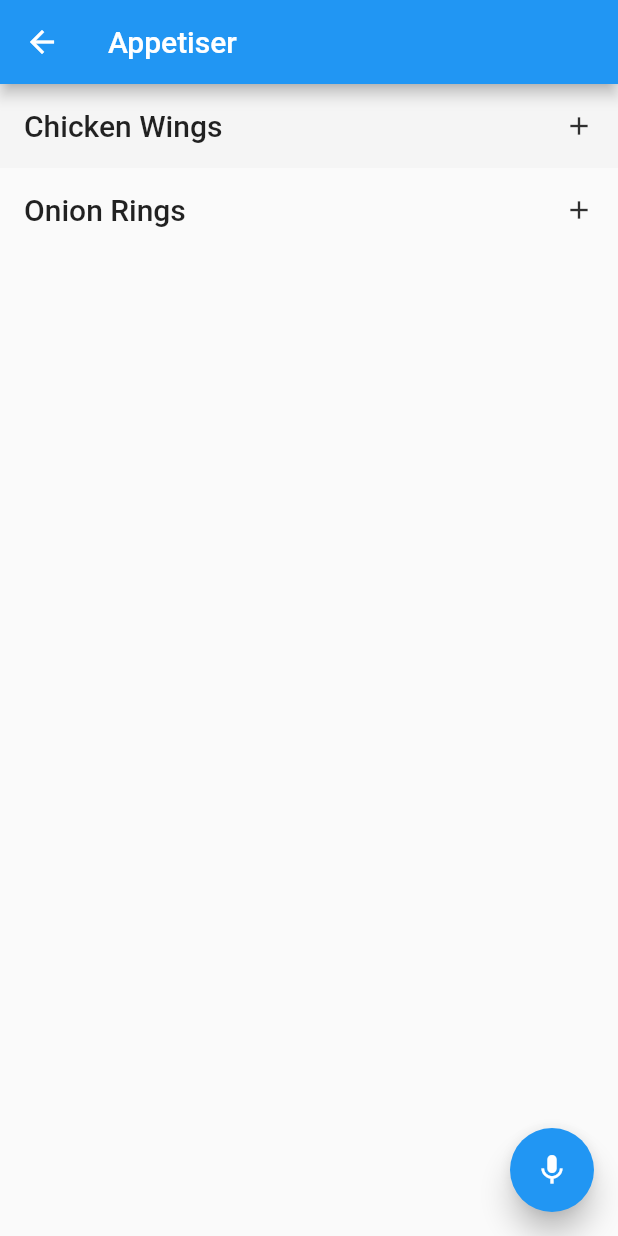
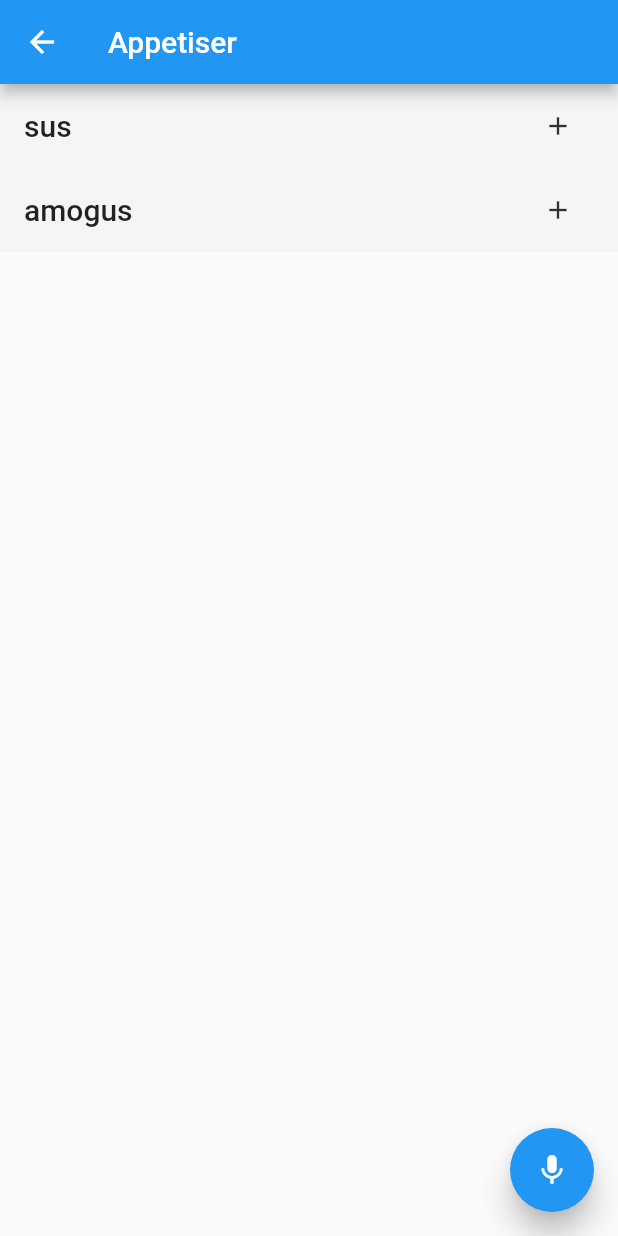
Before and after one commit to ka-bear/HE_Project, a Flutter app: the screen it shows after launch, after a tap on "Appetiser", on a phone screen of 412 x 824 dp. Run offline on Flutter 3.47's test engine with Material 2 defaults, Android fonts, the phone set to English and light mode, and no system bars.

Commit message:
add+remove update
added functioning adding and removing of food items

```diff
--- a/first_flutter_vscode/lib/Food.dart
+++ b/first_flutter_vscode/lib/Food.dart
@@ -1,4 +1,13 @@
 import 'package:flutter/material.dart';
+import 'globals.dart' as globals;
+
+void add_to_menu(String item){
+  if (globals.menu.containsKey(item)){
+    globals.menu[item]+=1;
+  }else{
+    globals.menu[item]=1;
+  }
+}
 
 class FoodPage extends StatefulWidget {
   const FoodPage({super.key, required this.title});
@@ -71,29 +80,23 @@ class _FoodPageState extends State<FoodPage> {
                 shrinkWrap: true,
                 scrollDirection: Axis.vertical,
                 children: [
-                  ListTile(
+                  for (String item in globals.food_list) ListTile(
                     title: Text(
-                      'Chicken Wings',
+                      item,
                       style: Theme.of(context).textTheme.titleLarge,
                     ),
-                    trailing: const Icon(
-                      Icons.add,
-                      color: Color(0xFF303030),
-                      size: 20,
+                    trailing: IconButton(
+                      onPressed: (){
+                        add_to_menu(item);
+                      },
+                      icon: const Icon(
+                        Icons.add,
+                        color: Color(0xFF303030),
+                        size: 20,
+                      ),
                     ),
                     tileColor: const Color(0xFFF5F5F5),
                     dense: false,
-                  ),
-                  ListTile(
-                    title: Text(
-                      'Onion Rings',
-                      style: Theme.of(context).textTheme.titleLarge,
-                    ),
-                    trailing: const Icon(
-                      Icons.add,
-                      color: Color(0xFF303030),
-                      size: 20,
-                    ),
                   )
                 ],
               )
--- /dev/null
+++ b/first_flutter_vscode/lib/globals.dart
@@ -0,0 +1,4 @@
+library first_flutter_vscode.globals;
+
+var menu = {};
+List<String> food_list = ["sus", "amogus"];
--- a/first_flutter_vscode/lib/main.dart
+++ b/first_flutter_vscode/lib/main.dart
@@ -1,6 +1,7 @@
 import 'package:flutter/material.dart';
 import 'Food.dart';
 import 'Shopping Cart.dart';
+import 'globals.dart' as globals;
 
 void main() {
   runApp(const MyApp());
@@ -8,7 +9,6 @@ void main() {
 
 class MyApp extends StatelessWidget {
   const MyApp({super.key});
-
   // This widget is the root of your application.
   @override
   Widget build(BuildContext context) {
@@ -44,7 +44,6 @@ class MyHomePage extends StatefulWidget {
   // always marked "final".
 
   final String title;
-
   @override
   State<MyHomePage> createState() => _MyHomePageState();
 }
```
Also changed, not shown: first_flutter_vscode/lib/Shopping Cart.dart (+31 -2 lines).
